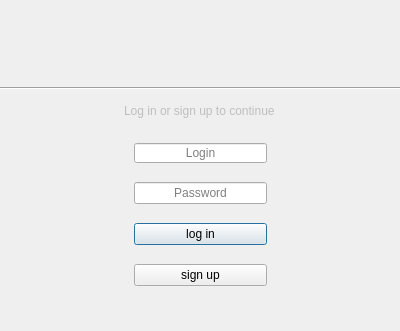
Before: the Qt Designer form p2p_arbitration_app/login_dialog.ui in Boodeyman/p2p_arbitration, drawn with Qt 5.
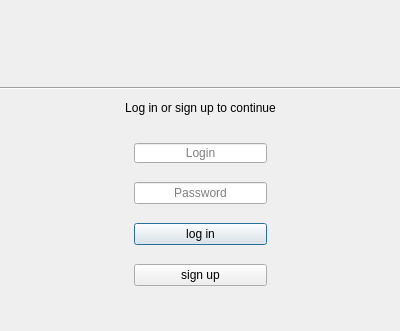
After: the same form once the commit is applied. Icons and pictures are not drawn.

Patch:
```diff
--- a/p2p_arbitration_app/login_dialog.ui
+++ b/p2p_arbitration_app/login_dialog.ui
@@ -184,30 +184,21 @@
     <enum>Qt::Horizontal</enum>
    </property>
   </widget>
-  <widget class="QLineEdit" name="lineEdit">
-   <property name="enabled">
-    <bool>false</bool>
-   </property>
+  <widget class="QLabel" name="label_2">
    <property name="geometry">
     <rect>
      <x>110</x>
      <y>100</y>
      <width>181</width>
-     <height>21</height>
+     <height>16</height>
     </rect>
    </property>
    <property name="text">
     <string>Log in or sign up to continue</string>
    </property>
-   <property name="frame">
-    <bool>false</bool>
-   </property>
    <property name="alignment">
     <set>Qt::AlignCenter</set>
    </property>
-   <property name="clearButtonEnabled">
-    <bool>false</bool>
-   </property>
   </widget>
  </widget>
  <resources>
```
